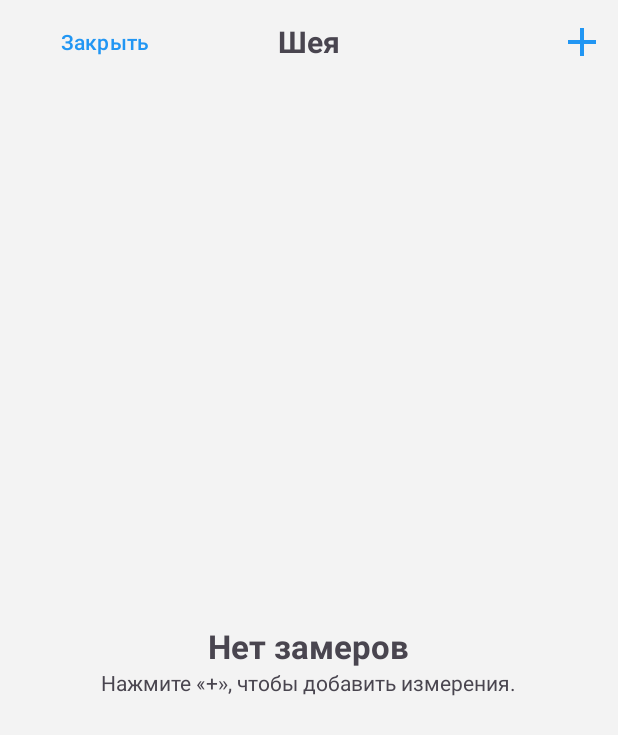
After one commit to asphyxia000/DictionaryTraining, an Android app: the layout bottomsheet_for_body.xml on its own in the app's theme, with its tools: preview values and no code run, on a phone screen of 412 x 824 dp. The commit adds this screen. Shown: the top 735 px of the screen. Run offline under Robolectric (Android 15) with nearby library versions, the phone set to English and light mode, and no system bars.

Commit message:
Add Body Measurement

```diff
--- a/app/src/main/java/com/example/vkr2/DataBase/Database.kt
+++ b/app/src/main/java/com/example/vkr2/DataBase/Database.kt
@@ -21,6 +21,7 @@ import com.example.vkr2.DataBase.Migrations.MIGRATION_11_12
 import com.example.vkr2.DataBase.Migrations.MIGRATION_12_13
 import com.example.vkr2.DataBase.Migrations.MIGRATION_13_14
 import com.example.vkr2.DataBase.Migrations.MIGRATION_14_15
+import com.example.vkr2.DataBase.Migrations.MIGRATION_15_16
 import com.example.vkr2.DataBase.Migrations.MIGRATION_1_2
 import com.example.vkr2.DataBase.Migrations.MIGRATION_2_3
 import com.example.vkr2.DataBase.Migrations.MIGRATION_3_4
@@ -47,7 +48,7 @@ import kotlinx.coroutines.launch
 import kotlinx.coroutines.withContext
 
 
-const val DATABASE_VERSION_CODE=15
+const val DATABASE_VERSION_CODE=16
 
 @Database(entities = [MuscleGroupEntity::class, ExercisesEntity::class,TagsExercisesEntity::class,TagsEntity::class,TrainingsEntity::class,SetEntity::class,
     TrainingExerciseCrossRef::class,ExerciseStats::class,ExerciseInfo::class,GeneralTrainingStatsEntity::class,BodyMeasurementsEntity::class], version = DATABASE_VERSION_CODE, exportSchema = true)
@@ -78,7 +79,7 @@ abstract class FitnessDatabase : RoomDatabase(){
                         .addMigrations(MIGRATION_1_2, MIGRATION_2_3, MIGRATION_3_4, MIGRATION_4_5,
                             MIGRATION_5_6, MIGRATION_6_7, MIGRATION_7_8, MIGRATION_8_9,
                             MIGRATION_9_10, MIGRATION_10_11, MIGRATION_11_12, MIGRATION_12_13,
-                            MIGRATION_13_14, MIGRATION_14_15)
+                            MIGRATION_13_14, MIGRATION_14_15, MIGRATION_15_16)
                         .addCallback(RoomDatabaseCallback(scope))
                         .build()
                 }
--- a/app/src/main/java/com/example/vkr2/DataBase/MeasurementsAndStats/Measurements/BodyMeasurementsDAO.kt
+++ b/app/src/main/java/com/example/vkr2/DataBase/MeasurementsAndStats/Measurements/BodyMeasurementsDAO.kt
@@ -21,8 +21,8 @@ interface BodyMeasurementsDAO {
     @Delete
     suspend fun delete(measurementsEntity: BodyMeasurementsEntity)
 
-    @Query ("Select * from BodyMeasurements order by date Limit 1")
-    suspend fun getLatest(): BodyMeasurementsEntity?
+    @Query ("Select * from BodyMeasurements order by date DESC  Limit 1")
+     fun getLatest(): Flow<BodyMeasurementsEntity?>
 
     @Query("SELECT * FROM BodyMeasurements WHERE date = :date LIMIT 1")
     suspend fun getByDate(date: LocalDate): BodyMeasurementsEntity?
--- a/app/src/main/java/com/example/vkr2/repository/BodyMeasurementsRepository.kt
+++ b/app/src/main/java/com/example/vkr2/repository/BodyMeasurementsRepository.kt
@@ -6,7 +6,7 @@ import java.time.LocalDate
 
 interface BodyMeasurementsRepository {
     suspend fun getAll(): Flow<List<BodyMeasurementsEntity>>
-    suspend fun getLatest():BodyMeasurementsEntity?
+    fun getLatest():Flow<BodyMeasurementsEntity?>
     suspend fun getMeasurementsByDate(date: LocalDate): BodyMeasurementsEntity? // Если нужно будет получать замеры за конкретную дату
     suspend fun insertOrUpdate(measurementsEntity: BodyMeasurementsEntity)
     suspend fun deleteMeasurement(measurementsEntity: BodyMeasurementsEntity)
--- a/app/src/main/java/com/example/vkr2/repository/BodyMeasurementsRepositoryImpl.kt
+++ b/app/src/main/java/com/example/vkr2/repository/BodyMeasurementsRepositoryImpl.kt
@@ -26,9 +26,8 @@ class BodyMeasurementsRepositoryImpl(
         return bodyMeasurementsDAO.getAll() // Убедитесь, что getAll() возвращает Flow
     }
 
-    override suspend fun getLatest(): BodyMeasurementsEntity? {
-        return bodyMeasurementsDAO.getLatest()
-    }
+    override fun getLatest(): Flow<BodyMeasurementsEntity?> =
+        bodyMeasurementsDAO.getLatest()
 
     override suspend fun getMeasurementsByDate(date: LocalDate): BodyMeasurementsEntity? {
         return bodyMeasurementsDAO.getByDate(date)
--- a/app/src/main/java/com/example/vkr2/ui/dashboard/DashboardFragment.kt
+++ b/app/src/main/java/com/example/vkr2/ui/dashboard/DashboardFragment.kt
@@ -44,7 +44,10 @@ class DashboardFragment : Fragment() {
 
         viewModel = ViewModelProvider(this, factory)[DashboardViewModel::class.java]
 
-        zamerAdapter = ZamersAdapter(emptyList())
+        zamerAdapter = ZamersAdapter(emptyList()) { bodyPart, isLeft ->
+            BSDZamers.newInstance(bodyPart, isLeft).show(parentFragmentManager, "zamer_dialog")
+        }
+
         statsAdapter = DashboardAdapter(emptyList())
         // Настройка LayoutManager для замеров и статистики
         binding.view3.layoutManager = LinearLayoutManager(requireContext())
--- /dev/null
+++ b/app/src/main/res/drawable/add_for_body.xml
@@ -0,0 +1,5 @@
+<vector xmlns:android="http://schemas.android.com/apk/res/android" android:height="32dp" android:tint="@color/blue_500" android:viewportHeight="24" android:viewportWidth="24" android:width="32dp">
+
+    <path android:fillColor="@android:color/white" android:pathData="M19,13h-6v6h-2v-6H5v-2h6V5h2v6h6v2z"/>
+
+</vector>
--- /dev/null
+++ b/app/src/main/res/layout/bottomsheet_for_body.xml
@@ -0,0 +1,80 @@
+<?xml version="1.0" encoding="utf-8"?>
+<androidx.constraintlayout.widget.ConstraintLayout xmlns:android="http://schemas.android.com/apk/res/android"
+    xmlns:app="http://schemas.android.com/apk/res-auto"
+    android:layout_width="match_parent"
+    android:layout_height="match_parent">
+
+    <Toolbar
+        android:id="@+id/toolbar2"
+        android:layout_width="match_parent"
+        android:layout_height="wrap_content"
+        app:layout_constraintEnd_toEndOf="parent"
+        app:layout_constraintStart_toStartOf="parent"
+        app:layout_constraintTop_toTopOf="parent">
+
+        <com.google.android.material.button.MaterialButton
+            android:id="@+id/close_zamer"
+            android:layout_width="wrap_content"
+            android:layout_height="wrap_content"
+            android:layout_gravity="start"
+            android:backgroundTint="@android:color/transparent"
+            android:text="Закрыть"
+            android:textColor="@color/blue_500"
+            />
+
+        <TextView
+            android:id="@+id/name_zamer"
+            android:layout_width="wrap_content"
+            android:layout_height="wrap_content"
+            android:layout_gravity="center_horizontal"
+            android:text="Шея"
+            android:textStyle="bold"
+            android:textSize="20sp"
+            />
+        <ImageButton
+            android:id="@+id/bnt_add_zamer"
+            android:layout_width="48dp"
+            android:layout_height="48dp"
+            android:layout_gravity="end"
+            android:backgroundTint="@android:color/transparent"
+            android:src="@drawable/add_for_body"/>
+    </Toolbar>
+
+    <androidx.recyclerview.widget.RecyclerView
+        android:id="@+id/zamer_conteiner"
+        android:layout_width="match_parent"
+        android:layout_height="wrap_content"
+        app:layout_constraintBottom_toBottomOf="parent"
+        app:layout_constraintEnd_toEndOf="parent"
+        app:layout_constraintHorizontal_bias="0.0"
+        app:layout_constraintStart_toStartOf="parent"
+        app:layout_constraintTop_toBottomOf="@+id/toolbar2"
+        app:layout_constraintVertical_bias="0.050000012" />
+
+    <LinearLayout
+        android:id="@+id/ifNotExist"
+        android:layout_width="match_parent"
+        android:layout_height="wrap_content"
+        android:orientation="vertical"
+        app:layout_constraintBottom_toBottomOf="parent"
+        app:layout_constraintTop_toBottomOf="@+id/toolbar2">
+
+        <TextView
+            android:id="@+id/textView"
+            android:layout_width="wrap_content"
+            android:layout_height="wrap_content"
+            android:text="Нет замеров"
+            android:textSize="22dp"
+            android:textStyle="bold"
+            android:layout_gravity="center"/>
+
+        <TextView
+            android:layout_width="wrap_content"
+            android:layout_height="wrap_content"
+            android:text="Нажмите «+», чтобы добавить измерения."
+            android:layout_gravity="center"/>
+    </LinearLayout>
+
+
+
+</androidx.constraintlayout.widget.ConstraintLayout>
```
Also changed, not shown: app/src/main/java/com/example/vkr2/DataBase/MeasurementsAndStats/Measurements/BodyMeasurementsEntity.kt (+17 -17 lines), app/src/main/java/com/example/vkr2/DataBase/Migrations/Migrations.kt (+34 -0 lines), app/src/main/java/com/example/vkr2/ui/dashboard/BSDZamers.kt (added, +182 -0 lines), app/src/main/java/com/example/vkr2/ui/dashboard/DashboardViewModel.kt (+40 -19 lines), app/src/main/java/com/example/vkr2/ui/dashboard/ZamersAdapter.kt (+33 -5 lines), app/src/main/java/com/example/vkr2/ui/dashboard/ZamersItemAdapter.kt (added, +57 -0 lines), app/src/main/res/layout/dialog_add_zamer.xml (added, +15 -0 lines), app/src/main/res/layout/viewholder_for_body.xml (added, +58 -0 lines), app/src/main/res/layout/viewholder_for_zamers.xml (+25 -47 lines).
